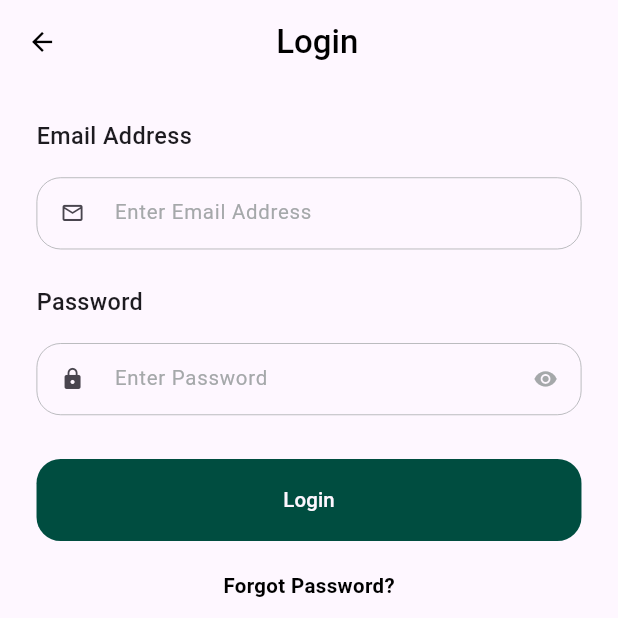
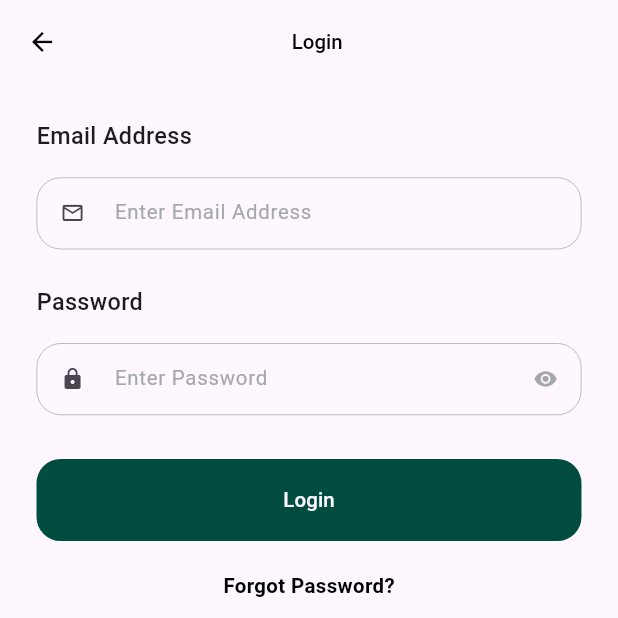
Before and after one commit to 253nomi/recipely, a Flutter app: the screen it shows after launch, on a phone screen of 412 x 824 dp, the top half of it. Run offline on Flutter 3.47's test engine with Material 2 defaults, Android fonts, the phone set to English and light mode, and no system bars; our stand-ins replace cloud_firestore, dartz, device_preview, equatable, firebase_auth, firebase_core and 4 more; accounts and stored records are empty; project files that could hold a hidden picture were left out.

Commit message:
reeponsive layout is added

```diff
--- a/lib/presentation/screens/login_screen.dart
+++ b/lib/presentation/screens/login_screen.dart
@@ -64,7 +64,7 @@ class _RecipelyLoginScreenContentState extends State<RecipelyLoginScreenContent>
                 padding: EdgeInsets.only(right: 56.h),
                 child: Text(
                   'Login',
-                  style: TextStyle(color: AppColors.headerTextColor, fontWeight: FontWeight.w500),
+                  style: TextStyle(fontSize: 14.sp, color: AppColors.headerTextColor, fontWeight: FontWeight.w500),
                 ),
               ),
             ),
@@ -125,6 +125,7 @@ class _LoginScreenFirstHalfState extends State<LoginScreenFirstHalf> {
                     height: 80.h,
                     padding: EdgeInsets.symmetric(vertical: 10.h),
                     child: CustomTextField(
+                      labelTextFontSize: 14.sp,
                       key: const ValueKey('email_text_field'),
                       errorText: provider.emailErrorText,
                       controller: emailController,
@@ -167,6 +168,7 @@ class _LoginScreenFirstHalfState extends State<LoginScreenFirstHalf> {
                       height: 80.h,
                       padding: EdgeInsets.symmetric(vertical: 10.h),
                       child: CustomTextField(
+                        labelTextFontSize: 14.sp,
                         key: const ValueKey('password_text_field'),
                         errorText: provider.passErrorText,
                         controller: passwordController,
--- a/lib/presentation/widgets/custom_text_field.dart
+++ b/lib/presentation/widgets/custom_text_field.dart
@@ -3,6 +3,7 @@ import 'package:flutter_screenutil/flutter_screenutil.dart';
 import 'package:receipe_task/utils/colors/app_colors.dart';
 
 class CustomTextField extends StatefulWidget {
+  final double labelTextFontSize;
   final TextEditingController controller;
   final bool? obscureText;
   final String? errorText;
@@ -13,7 +14,7 @@ class CustomTextField extends StatefulWidget {
   final Icon prefixIcon;
 
   const CustomTextField(
-      {Key? key, required this.labelText, required this.prefixIcon, this.suffixIcon, required this.onChanged, this.validator, this.obscureText, required this.controller, this.errorText})
+      {Key? key, required this.labelText, required this.prefixIcon, this.suffixIcon, required this.onChanged, this.validator, this.obscureText, required this.controller, this.errorText, required this.labelTextFontSize})
       : super(key: key);
 
   @override
@@ -31,7 +32,7 @@ class _CustomTextFieldState extends State<CustomTextField> {
           suffixIcon: widget.suffixIcon,
           labelText: widget.labelText,
           contentPadding: EdgeInsets.only(bottom: 4.h),
-          labelStyle: TextStyle(color: AppColors.lightGreyColor, fontSize: 14.sp),
+          labelStyle: TextStyle(color: AppColors.lightGreyColor,  fontSize: widget.labelTextFontSize),
           errorBorder: OutlineInputBorder(borderRadius: BorderRadius.circular(20.r), borderSide: BorderSide(width: 0.5, color: Theme.of(context).colorScheme.error)),
           enabledBorder: OutlineInputBorder(borderRadius: BorderRadius.circular(20.r), borderSide: BorderSide(width: 0.5, color: AppColors.lightGreyColor)),
           focusedBorder: OutlineInputBorder(borderRadius: BorderRadius.circular(20.r), borderSide: BorderSide(width: 1.0, color: AppColors.lightGreyColor))),
--- a/lib/presentation/widgets/filter_bottom_sheet.dart
+++ b/lib/presentation/widgets/filter_bottom_sheet.dart
@@ -130,7 +130,6 @@ class _BottomSheetContentState extends State<BottomSheetContent> {
             SizedBox(
               height: 20.h,
             ),
-
             CustomButton(
                 text: 'Apply Filter',
                 onPressed: () {
--- a/lib/presentation/widgets/food_card.dart
+++ b/lib/presentation/widgets/food_card.dart
@@ -5,8 +5,9 @@ import 'package:receipe_task/utils/colors/app_colors.dart';
 
 class FoodCard extends StatelessWidget {
   final Food food;
+  final double foodCardContainerHeight;
 
-  const FoodCard({Key? key, required this.food}) : super(key: key);
+  const FoodCard({Key? key, required this.food, required this.foodCardContainerHeight}) : super(key: key);
 
   @override
   Widget build(BuildContext context) {
@@ -16,7 +17,7 @@ class FoodCard extends StatelessWidget {
         shape: RoundedRectangleBorder(borderRadius: BorderRadius.circular(10.r)),
         color: Colors.white,
         child: Container(
-          height: MediaQuery.of(context).size.height * 0.12,
+          height: foodCardContainerHeight,
           decoration: BoxDecoration(
             color: Colors.white,
             borderRadius: BorderRadius.circular(10.r),
```
Also changed, not shown: lib/presentation/screens/main_screen.dart (+5 -4 lines), lib/utils/responsive/responsive.dart (+3 -12 lines).
